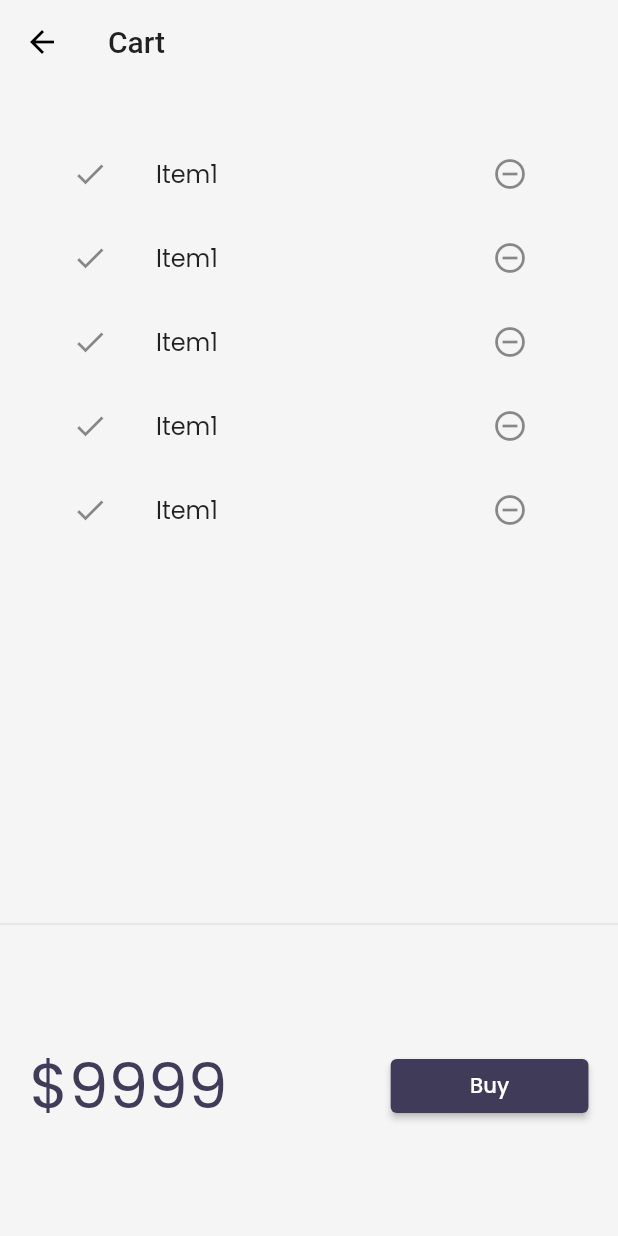
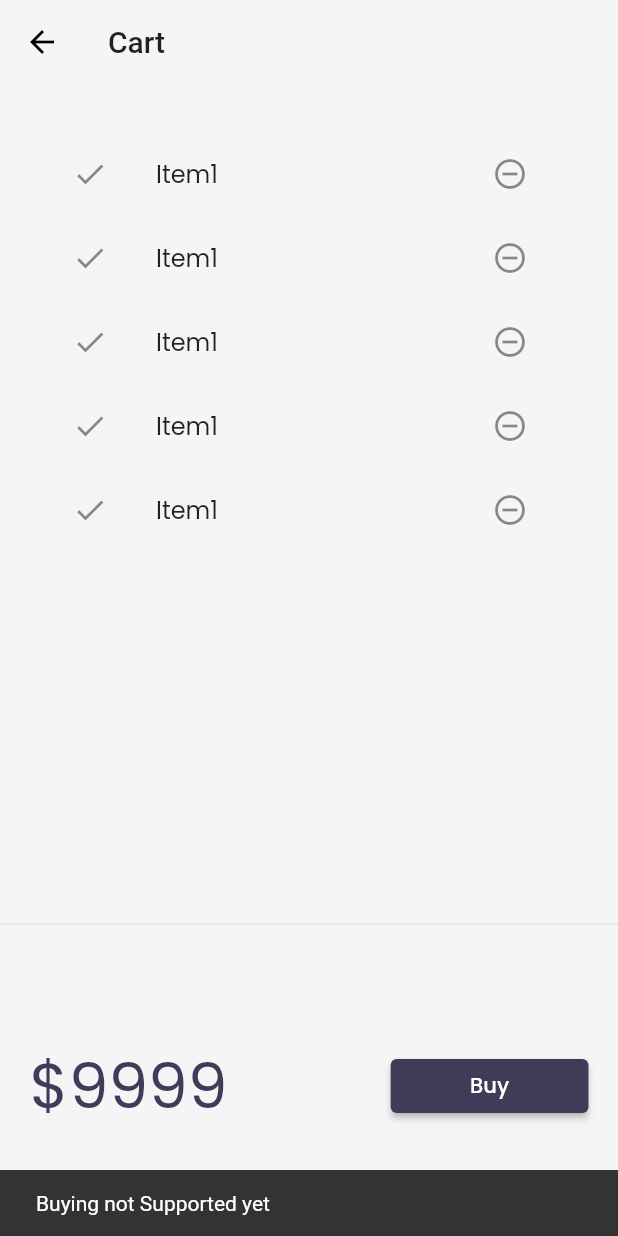
Before and after one commit to getkeshav/flutter_catalog, a Flutter app: the CartPage screen opened by its route, after a tap on "Buy", on a phone screen of 412 x 824 dp. Run offline on Flutter 3.47's test engine with Material 2 defaults, Android fonts, the phone set to English and light mode, and no system bars; our stand-ins replace google_fonts, velocity_x; network calls fail.

Commit message:
Day 23 completed

```diff
--- a/lib/models/catalog.dart
+++ b/lib/models/catalog.dart
@@ -1,14 +1,14 @@
 import 'dart:convert';
 
 class CatalogModel {
-  static List<Item> items = [];
+ static List<Item> items = [];
 
   // Get Item by ID
-  static Item getById(int id) =>
+ Item getById(int id) =>
       items.firstWhere((element) => element.id == id, orElse: null);
 
   // Get Item by position
-  static Item getByPosition(int pos)=>items[pos];
+   Item getByPosition(int pos)=>items[pos];
 }
 
 class Item {
--- a/lib/pages/cart_page.dart
+++ b/lib/pages/cart_page.dart
@@ -33,7 +33,13 @@ class _CartTotal extends StatelessWidget {
           "\$9999".text.xl5.color(context.accentColor).make(),
           30.widthBox,
           ElevatedButton(
-                  onPressed: () {},
+                  onPressed: () {
+                    ScaffoldMessenger.of(context).showSnackBar(
+                      SnackBar(
+                        content: "Buying not Supported yet".text.make(),
+                      ),
+                    );
+                  },
                   style: ButtonStyle(
                     backgroundColor:
                         MaterialStateProperty.all(context.theme.buttonColor),
--- a/lib/widgets/home_widgets/catalog_list.dart
+++ b/lib/widgets/home_widgets/catalog_list.dart
@@ -13,7 +13,7 @@ class CatalogList extends StatelessWidget {
         shrinkWrap: true,
         itemCount: CatalogModel.items.length,
         itemBuilder: (context, index) {
-          final catalog = CatalogModel.getByPosition(index);
+          final catalog = CatalogModel.items[index];
           return InkWell(
               onTap: () => Navigator.push(
                     context,
```
Also changed, not shown: lib/models/cart.dart (added, +31 -0 lines).
